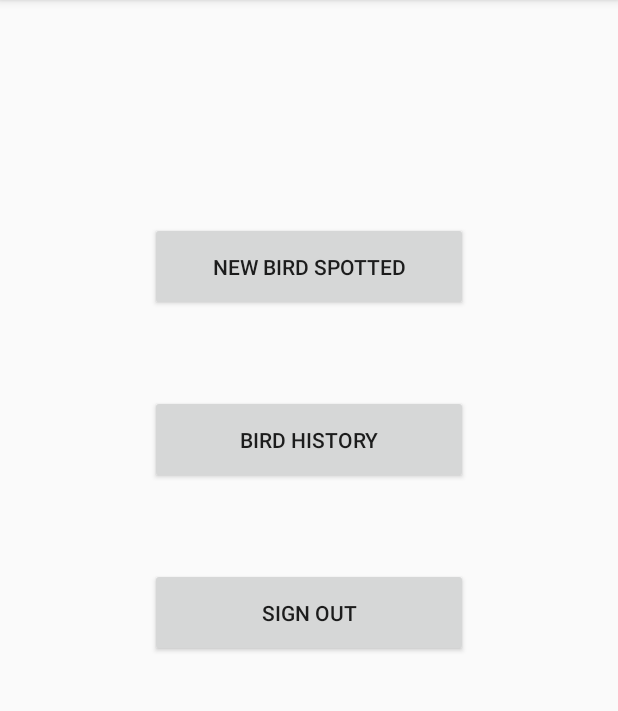
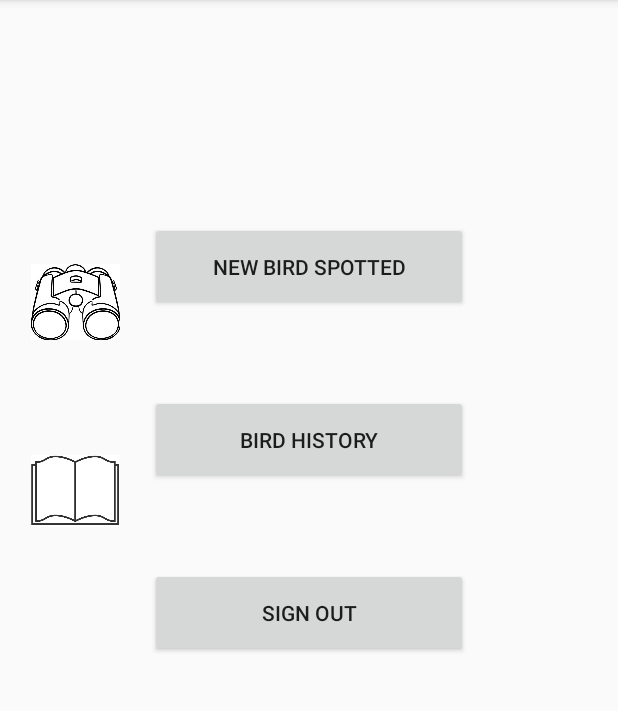
Before and after one commit to JoshW1989/Bird-Spotter-App, an Android app: the LandingActivity screen opened directly, with no data from a screen before it, on a phone screen of 412 x 824 dp, the part 84-795 px from its top. Run offline under Robolectric (Android 15) with nearby library versions, the phone set to English and light mode, and no system bars.

Commit message:
Signed-off-by: Aidan Harris <B00361851@studentmail.uws.ac.uk>

```diff
--- a/app/src/main/java/com/example/birdspotter/AddActivity.java
+++ b/app/src/main/java/com/example/birdspotter/AddActivity.java
@@ -34,6 +34,8 @@ public class AddActivity extends AppCompatActivity {
     private EditText editTextDateM;
     private EditText editTextDateY;
     public  String   submitName;
+
+
 
 
     @Override
--- a/app/src/main/res/layout/activity_landing.xml
+++ b/app/src/main/res/layout/activity_landing.xml
@@ -51,5 +51,30 @@
         app:layout_constraintStart_toStartOf="parent"
         app:layout_constraintTop_toTopOf="parent" />
 
+    <ImageView
+        android:id="@+id/imageView2"
+        android:layout_width="59dp"
+        android:layout_height="229dp"
+        app:layout_constraintBottom_toBottomOf="parent"
+        app:layout_constraintEnd_toStartOf="@+id/button3"
+        app:layout_constraintHorizontal_bias="0.512"
+        app:layout_constraintStart_toStartOf="parent"
+        app:layout_constraintTop_toTopOf="parent"
+        app:layout_constraintVertical_bias="0.161"
+        app:srcCompat="@drawable/binoculars" />
+
+    <ImageView
+        android:id="@+id/imageView4"
+        android:layout_width="59dp"
+        android:layout_height="220dp"
+        android:layout_marginTop="121dp"
+        app:layout_constraintBottom_toBottomOf="parent"
+        app:layout_constraintEnd_toStartOf="@+id/button2"
+        app:layout_constraintHorizontal_bias="0.512"
+        app:layout_constraintStart_toStartOf="parent"
+        app:layout_constraintTop_toTopOf="@+id/imageView2"
+        app:layout_constraintVertical_bias="0.027"
+        app:srcCompat="@drawable/book" />
+
 
 </androidx.constraintlayout.widget.ConstraintLayout>
```
Also changed, not shown: app/src/main/res/layout/activity_add.xml (+13 -12 lines), app/src/main/res/layout/activity_main.xml (+22 -3 lines), app/src/main/res/drawable/binoculars.jpg (added), app/src/main/res/drawable/birdhome.jpg (added), app/src/main/res/drawable/book.jpg (added).
